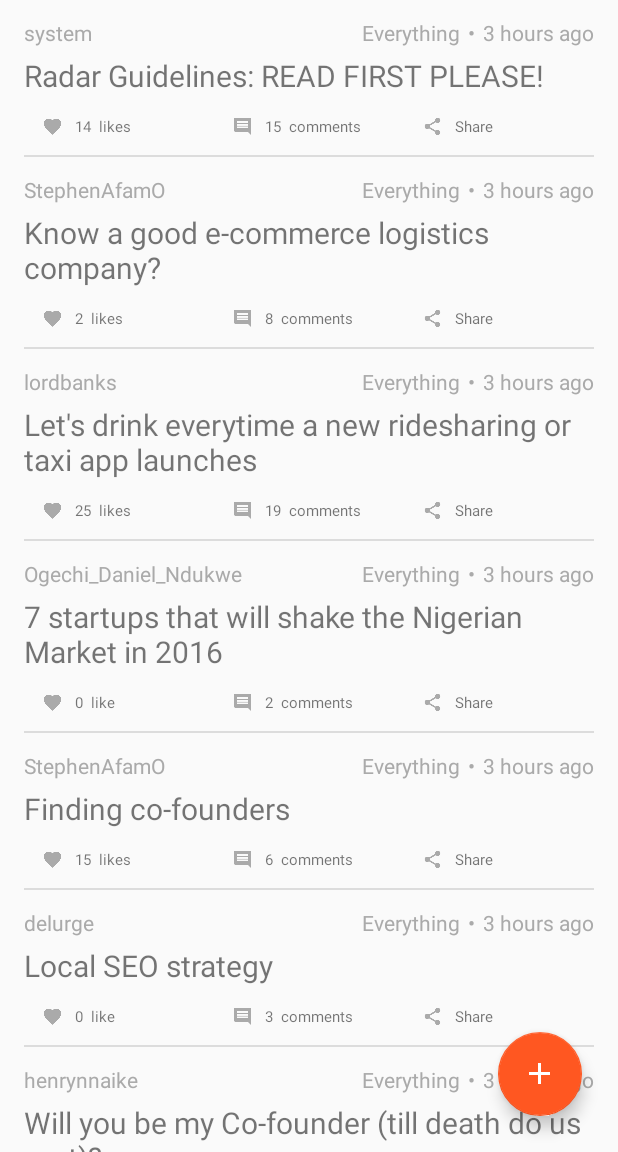
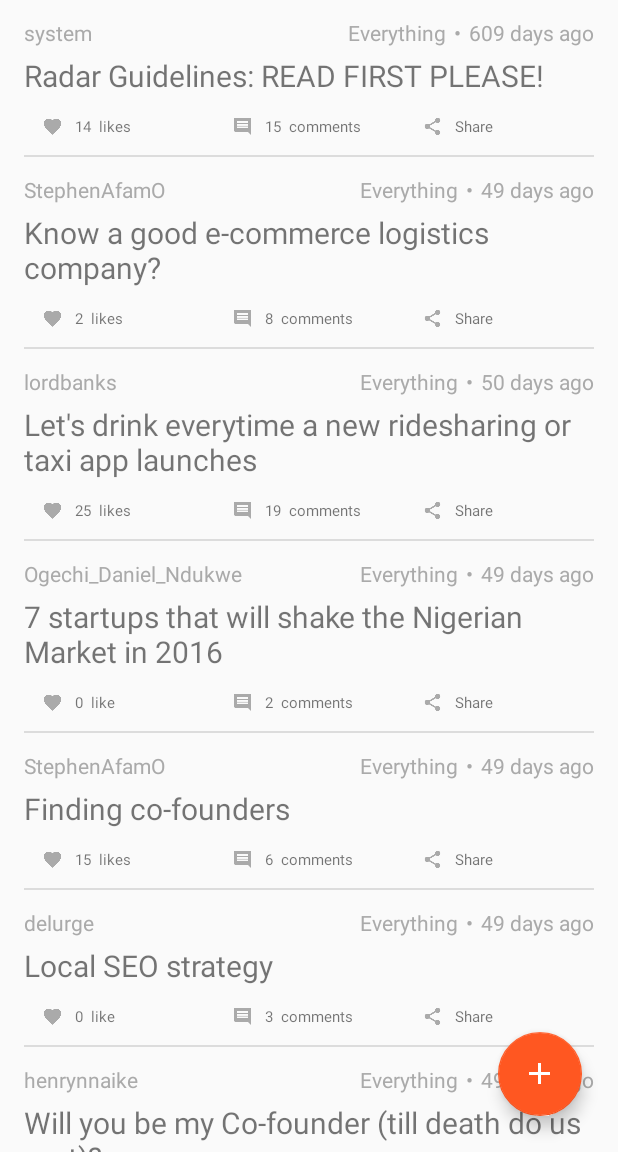
Before and after one commit to idoqo/radario, an Android app: the screen it shows after launch (TopicListActivity), on a phone screen of 412 x 824 dp, the part 84-1236 px from its top. Run offline under Robolectric (Android 15) with nearby library versions, the phone set to English and light mode, and no system bars.

Commit message:
attempt at showing actual time past since posting

```diff
--- a/app/src/main/java/io/github/idoqo/radario/adapter/TopicAdapter.java
+++ b/app/src/main/java/io/github/idoqo/radario/adapter/TopicAdapter.java
@@ -15,13 +15,19 @@ import android.widget.TextView;
 
 import org.w3c.dom.Text;
 
+import java.text.ParseException;
 import java.util.ArrayList;
 import java.util.Collection;
+import java.util.Date;
+import java.util.HashMap;
 import java.util.List;
+import java.util.StringTokenizer;
+import java.util.concurrent.TimeUnit;
 
 import io.github.idoqo.radario.R;
 import io.github.idoqo.radario.TopicDiscussionActivity;
 import io.github.idoqo.radario.UserProfileActivity;
+import io.github.idoqo.radario.helpers.DateTimeHelper;
 import io.github.idoqo.radario.lib.EndlessScrollAdapter;
 import io.github.idoqo.radario.model.Category;
 import io.github.idoqo.radario.model.Topic;
@@ -56,6 +62,7 @@ public class TopicAdapter extends EndlessScrollAdapter
         TextView titleView = (TextView) convertView.findViewById(R.id.topic_title);
         TextView catView = (TextView)convertView.findViewById(R.id.topic_category);
         TextView opView = (TextView)convertView.findViewById(R.id.topic_poster_username);
+        TextView postedTimeView = (TextView) convertView.findViewById(R.id.topic_posted_time);
         TextView numLikesView = (TextView) convertView.findViewById(R.id.number_of_likes);
         TextView numCommentsView = (TextView) convertView.findViewById(R.id.number_of_comments);
         final ImageView likeButton = (ImageView) convertView.findViewById(R.id.action_like_topic);
@@ -70,6 +77,26 @@ public class TopicAdapter extends EndlessScrollAdapter
                 tp.getLikeCount(), likesQualifier));
         numCommentsView.setText(context.getResources().getString(R.string.item_comment_count,
                 tp.getPostsCount(), commentsQualifier));
+
+        int timeCount;
+        String timeQualifier;
+
+        try {
+            Date now = new Date();
+            Date topicCreation = tp.getCreatedAtAsDate();
+            long diff = DateTimeHelper.getDateDiff(topicCreation, now, TimeUnit.MILLISECONDS);
+
+            HashMap<String, Long> duration = DateTimeHelper.deduceDuration(diff);
+            long days = duration.get(DateTimeHelper.DAYS);
+
+            timeCount = (int) days;
+            timeQualifier = (timeCount <= 1) ? "day" : "days";
+        } catch (ParseException pe) {
+            timeCount = 0;
+            timeQualifier = "nothing";
+        }
+        postedTimeView.setText(context.getResources().getString(R.string.relative_time_past,
+                timeCount, timeQualifier));
 
         titleView.setOnClickListener(onTitleClickListener(tp));
         opView.setOnClickListener(onUsernameClickListener(tp));
--- /dev/null
+++ b/app/src/main/java/io/github/idoqo/radario/helpers/DateTimeHelper.java
@@ -0,0 +1,41 @@
+package io.github.idoqo.radario.helpers;
+
+import java.util.Calendar;
+import java.util.Date;
+import java.util.HashMap;
+import java.util.concurrent.TimeUnit;
+
+public class DateTimeHelper {
+    public static final String YEARS = "year";
+    public static final String MONTHS = "months";
+    public static final String WEEKS = "weeks";
+    public static final String DAYS = "days";
+    public static final String HOURS = "hours";
+    public static final String MINUTES = "minutes";
+    public static final String SECONDS = "seconds";
+    /**
+     * Get a diff between two dates
+     * @param date1 the older date
+     * @param date2 the newer date
+     * @param timeUnit the unit in which you want the diff
+     * @return the diff value, in the provided unit
+     */
+    public static long getDateDiff(Date date1, Date date2, TimeUnit timeUnit) {
+        long diffInMillies = date2.getTime() - date1.getTime();
+        return timeUnit.convert(diffInMillies, TimeUnit.MILLISECONDS);
+    }
+
+
+    public static HashMap<String, Long> deduceDuration (long millseconds) {
+        HashMap<String, Long> retVal = new HashMap<>();
+
+        long days = TimeUnit.MILLISECONDS.toDays(millseconds);
+        long hours = TimeUnit.MILLISECONDS.toHours(millseconds);
+        long minutes = TimeUnit.MILLISECONDS.toMinutes(millseconds);
+
+        retVal.put(DAYS, days);
+        retVal.put(HOURS, hours);
+
+        return retVal;
+    }
+}
--- a/app/src/main/java/io/github/idoqo/radario/model/Topic.java
+++ b/app/src/main/java/io/github/idoqo/radario/model/Topic.java
@@ -3,7 +3,11 @@ package io.github.idoqo.radario.model;
 
 import com.fasterxml.jackson.annotation.JsonIgnoreProperties;
 import com.fasterxml.jackson.annotation.JsonProperty;
+import com.fasterxml.jackson.databind.util.ISO8601DateFormat;
 
+import java.text.DateFormat;
+import java.text.ParseException;
+import java.util.Date;
 import java.util.List;
 
 import io.github.idoqo.radario.helpers.Poster;
@@ -18,6 +22,8 @@ public class Topic {
     private int likeCount;
     @JsonProperty("posts_count")
     private int postsCount;
+    @JsonProperty("created_at")
+    private String createdAtString;
 
     private Poster op;
 
@@ -96,4 +102,17 @@ public class Topic {
     public void setPostsCount(int postsCount) {
         this.postsCount = postsCount;
     }
+
+    public String getCreatedAtString() {
+        return createdAtString;
+    }
+
+    public void setCreatedAtString(String createdAtString) {
+        this.createdAtString = createdAtString;
+    }
+
+    public Date getCreatedAtAsDate() throws ParseException{
+        ISO8601DateFormat df = new ISO8601DateFormat();
+        return df.parse(createdAtString);
+    }
 }
--- a/app/src/main/res/layout/topic_item.xml
+++ b/app/src/main/res/layout/topic_item.xml
@@ -14,7 +14,8 @@
         android:layout_width="wrap_content"
         android:layout_height="wrap_content"
         android:id="@+id/topic_poster_username"
-        android:textColor="@android:color/darker_gray" />
+        android:textColor="@android:color/darker_gray"
+        android:textAppearance="?android:attr/textAppearanceSmall"/>
         <LinearLayout
             android:layout_width="wrap_content"
             android:layout_height="wrap_content"
@@ -28,7 +29,8 @@
                 android:layout_width="wrap_content"
                 android:layout_height="wrap_content"
                 android:text="@string/cat_everything"
-                android:textColor="@android:color/darker_gray" />
+                android:textColor="@android:color/darker_gray"
+                android:textAppearance="?android:attr/textAppearanceSmall"/>
             <TextView
                 android:layout_width="wrap_content"
                 android:layout_height="wrap_content"
@@ -41,7 +43,8 @@
                 android:layout_width="wrap_content"
                 android:layout_height="wrap_content"
                 android:text="3 hours ago"
-                android:textColor="@android:color/darker_gray"  />
+                android:textColor="@android:color/darker_gray"
+                android:textAppearance="?android:attr/textAppearanceSmall" />
         </LinearLayout>
     </RelativeLayout>
     <TextView
--- a/app/src/main/res/values/strings.xml
+++ b/app/src/main/res/values/strings.xml
@@ -24,9 +24,11 @@
 
     <string name="view_context">View Context</string>
 
-    <!-- %1d$ is the count, %2$s is the qualifier i.e singular or plural-->
+    <!-- %1$d is the count, %2$s is the qualifier i.e singular or plural-->
     <string name="item_like_count">%1$d %2$s</string>
     <string name="item_comment_count">%1$d %2$s</string>
+    <!--%1$d is amount in integer, %2$s is the qualifier i.e {minutes|hours|months|years}-->
+    <string name="relative_time_past">%1$d %2$s ago</string>
 
     <!--topic discussion activity, menu and related layouts-->
     <string name="title_activity_topic_discussion">TopicDiscussionActivity</string>
```
